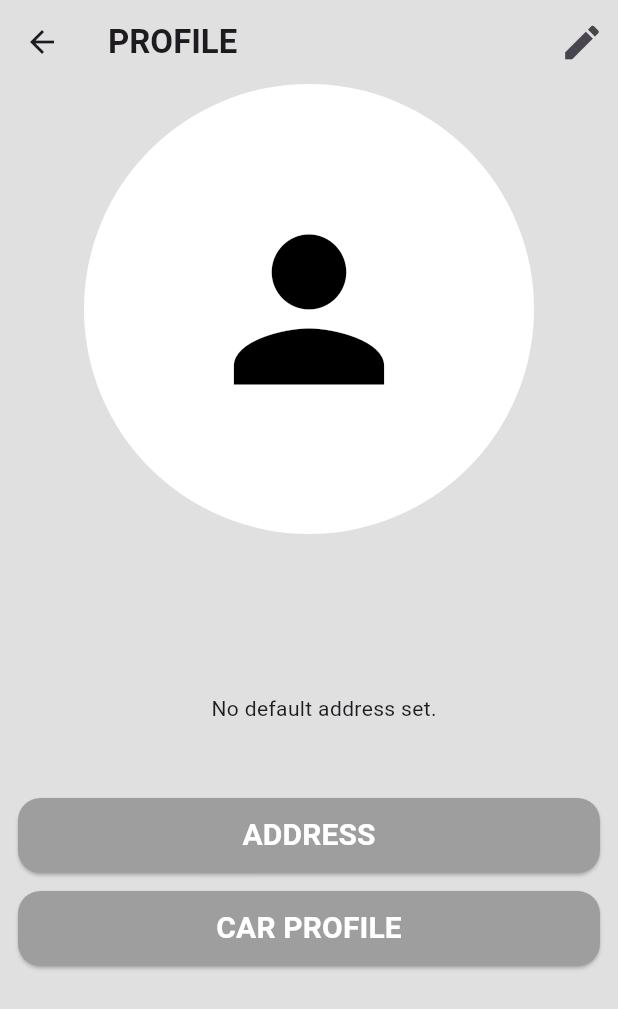
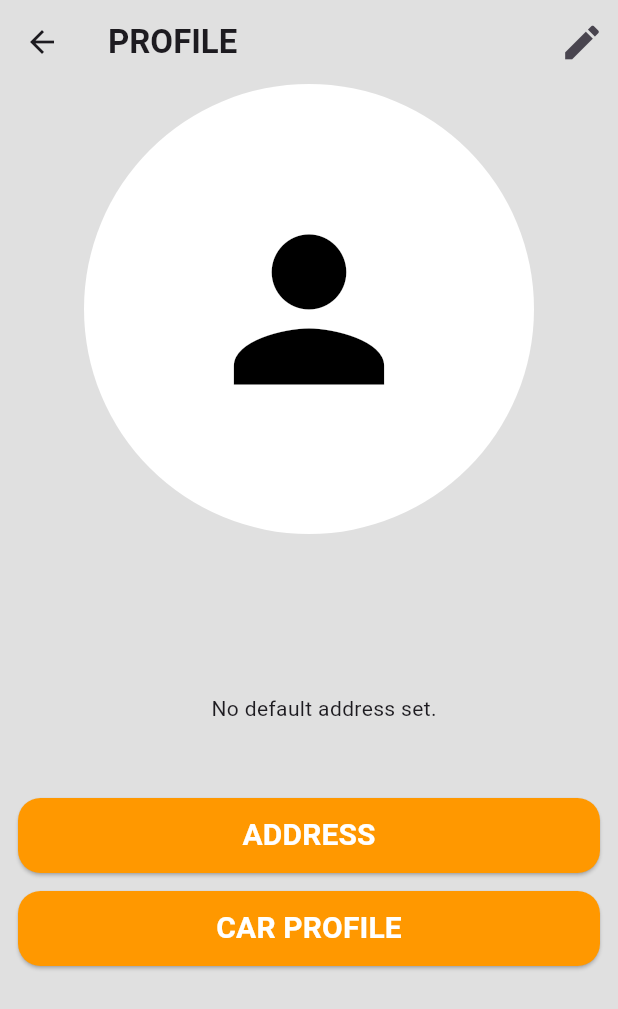
Before and after one commit to TechPyllars2024/AutoCareCarOwners, a Flutter app: the CarOwnerProfile screen opened directly, on a phone screen of 412 x 824 dp. Shown: the top 1009 px of the screen. Run offline on Flutter 3.47's test engine with Material 3 defaults, Android fonts, the phone set to English and light mode, and no system bars; our stand-ins replace cloud_firestore, curved_navigation_bar, firebase_auth, firebase_core, firebase_storage, flutter_animate and 4 more; missing offline and left inert: flutter_pannable_rating_bar; accounts and stored records are empty.

Commit message:
update: location alignment

```diff
--- a/lib/ProfileManagement/screens/car_owner_profile.dart
+++ b/lib/ProfileManagement/screens/car_owner_profile.dart
@@ -131,12 +131,12 @@ class _CarOwnerProfileState extends State<CarOwnerProfile> {
                       final defaultAddress = snapshot.data!;
                       return Padding(
                         padding: const EdgeInsets.only(
-                            top: 40.0, left: 20, bottom: 50),
+                            top: 40.0, left: 20, bottom: 30),
                         child: Row(
-                          crossAxisAlignment: CrossAxisAlignment.start,
+                          crossAxisAlignment: CrossAxisAlignment.center,
                           children: [
-                            const Icon(Icons.location_on_outlined, size: 30, color: Colors.orange,),
-                            const SizedBox(width: 8),
+                            const Icon(Icons.location_on, size: 30, color: Colors.orange,),
+                            const SizedBox(width: 4),
                             Row(
                               crossAxisAlignment: CrossAxisAlignment.start,
                               children: [
@@ -169,7 +169,7 @@ class _CarOwnerProfileState extends State<CarOwnerProfile> {
                       shape: RoundedRectangleBorder(
                           borderRadius: BorderRadius.circular(15)),
                       minimumSize: const Size(400, 50),
-                      backgroundColor: Colors.grey,
+                      backgroundColor: Colors.orange,
                     ),
                     onPressed: () {
                       Navigator.push(
@@ -193,7 +193,7 @@ class _CarOwnerProfileState extends State<CarOwnerProfile> {
                       shape: RoundedRectangleBorder(
                           borderRadius: BorderRadius.circular(15)),
                       minimumSize: const Size(400, 50),
-                      backgroundColor: Colors.grey,
+                      backgroundColor: Colors.orange,
                     ),
                     onPressed: () {
                       Navigator.push(
```
